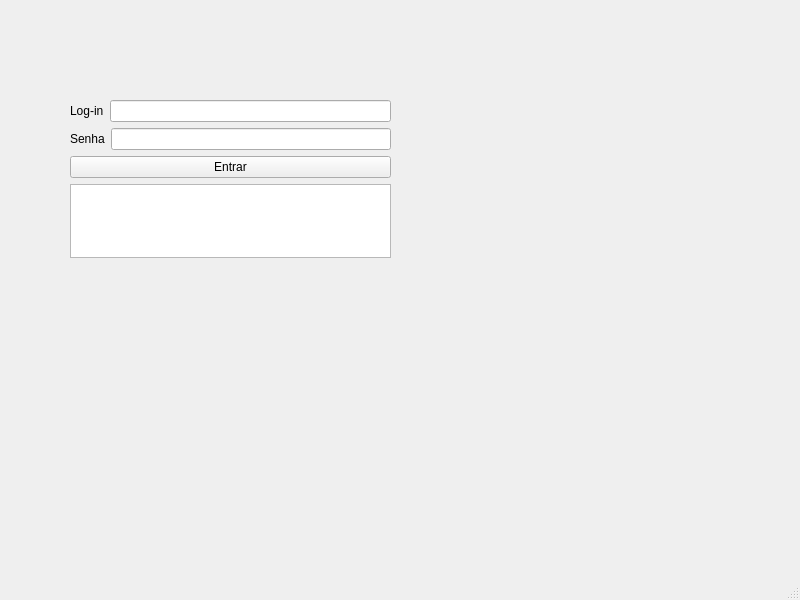
Old version of the form CFB_Cursos/QT/banco_de_dados/agenda/janelalogin.ui in the repository marcospontoexe/Cpp.
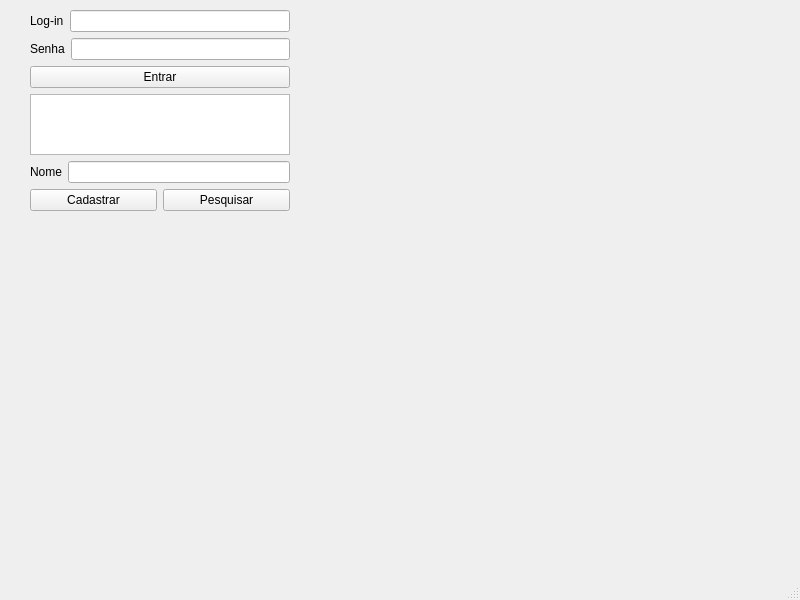
New version of the form.

What changed in the file:
```diff
--- a/CFB_Cursos/QT/banco_de_dados/agenda/janelalogin.ui
+++ b/CFB_Cursos/QT/banco_de_dados/agenda/janelalogin.ui
@@ -17,12 +17,14 @@
    <widget class="QWidget" name="">
     <property name="geometry">
      <rect>
-      <x>70</x>
-      <y>100</y>
-      <width>321</width>
-      <height>158</height>
+      <x>30</x>
+      <y>10</y>
+      <width>260</width>
+      <height>201</height>
      </rect>
     </property>
+    <layout class="QVBoxLayout" name="verticalLayout_2">
+     <item>
     <layout class="QVBoxLayout" name="verticalLayout">
      <item>
       <layout class="QHBoxLayout" name="horizontalLayout">
@@ -65,6 +67,40 @@
      </item>
      <item>
       <widget class="QTextEdit" name="textEdit"/>
+       </item>
+      </layout>
+     </item>
+     <item>
+      <layout class="QHBoxLayout" name="horizontalLayout_4">
+       <item>
+        <widget class="QLabel" name="label">
+         <property name="text">
+          <string>Nome</string>
+         </property>
+        </widget>
+       </item>
+       <item>
+        <widget class="QLineEdit" name="lineEdit_nome"/>
+       </item>
+      </layout>
+     </item>
+     <item>
+      <layout class="QHBoxLayout" name="horizontalLayout_3">
+       <item>
+        <widget class="QPushButton" name="pushButton_cadastrar">
+         <property name="text">
+          <string>Cadastrar</string>
+         </property>
+        </widget>
+       </item>
+       <item>
+        <widget class="QPushButton" name="pushButton_pesquisar">
+         <property name="text">
+          <string>Pesquisar</string>
+         </property>
+        </widget>
+       </item>
+      </layout>
      </item>
     </layout>
    </widget>
```
Lines whose indentation alone changed are shown as unchanged.
